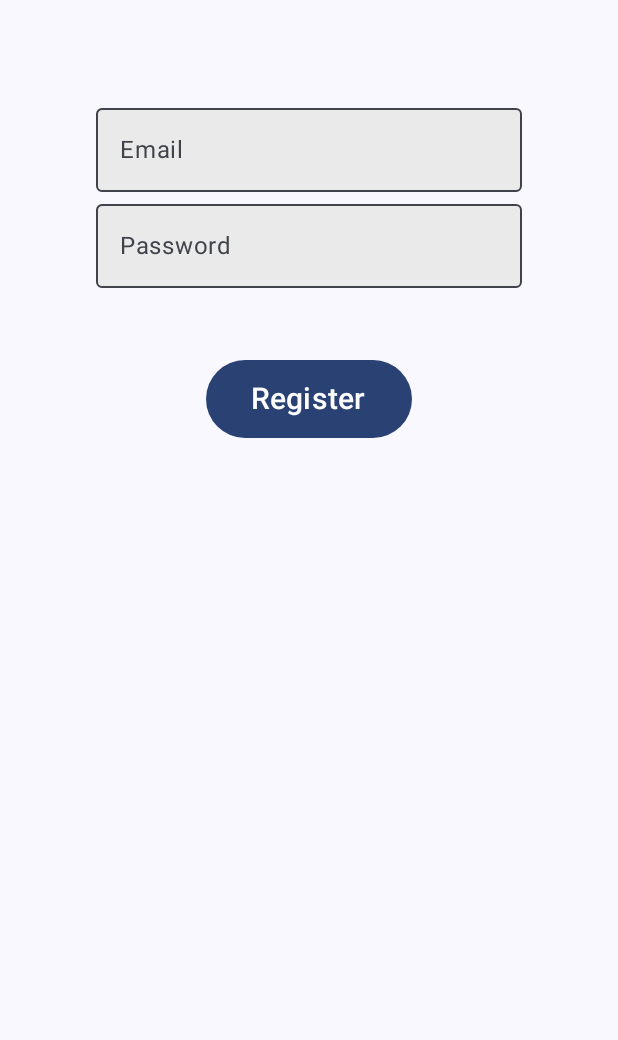
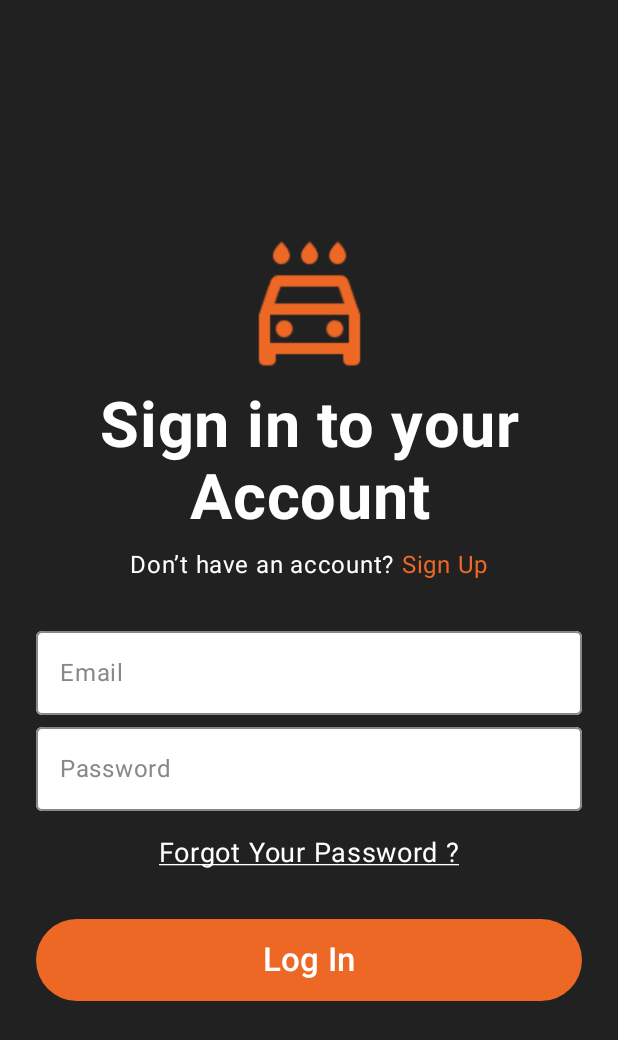
Before and after one commit to BoskoZlatanovicRAF/CarWash_UserApp, an Android app built with Jetpack Compose: the screen it shows after launch (MainActivity), on a phone screen of 412 x 824 dp. Shown: the top 1040 px of the screen. Run offline under Robolectric (Android 15) with nearby library versions, the phone set to English and light mode, and no system bars; our stand-ins replace Dagger/Hilt's generated code, Room's generated code; pictures from the network do not load; 1 statement that could not run was skipped.

Commit message:
Login design

```diff
--- a/app/src/main/java/com/example/payten_windowsxp_userapp/Login/LoginScreen.kt
+++ b/app/src/main/java/com/example/payten_windowsxp_userapp/Login/LoginScreen.kt
@@ -1,6 +1,7 @@
 package com.example.payten_windowsxp_userapp.Login
 
 
+import androidx.compose.foundation.clickable
 import androidx.compose.foundation.layout.Arrangement
 import androidx.compose.foundation.layout.Column
 import androidx.compose.foundation.layout.Row
@@ -13,6 +14,7 @@ import androidx.compose.foundation.layout.size
 import androidx.compose.material3.Button
 import androidx.compose.material3.ButtonDefaults
 import androidx.compose.material3.ExperimentalMaterial3Api
+import androidx.compose.material3.Icon
 import androidx.compose.material3.LocalTextStyle
 import androidx.compose.material3.OutlinedTextField
 import androidx.compose.material3.Scaffold
@@ -27,15 +29,21 @@ import androidx.compose.runtime.setValue
 import androidx.compose.ui.Alignment
 import androidx.compose.ui.Modifier
 import androidx.compose.ui.graphics.Color
+import androidx.compose.ui.platform.LocalFocusManager
+import androidx.compose.ui.res.painterResource
+import androidx.compose.ui.text.font.FontWeight.Companion.Bold
 import androidx.compose.ui.text.input.PasswordVisualTransformation
 import androidx.compose.ui.text.style.TextAlign
+import androidx.compose.ui.text.style.TextDecoration
 import androidx.compose.ui.unit.dp
 import androidx.compose.ui.unit.sp
 import androidx.hilt.navigation.compose.hiltViewModel
 import androidx.navigation.NavGraphBuilder
 import androidx.navigation.compose.composable
+import com.example.payten_windowsxp_userapp.R
 import com.example.payten_windowsxp_userapp.Registration.RegisterState
 import com.example.payten_windowsxp_userapp.Registration.registrationInput
+import okhttp3.internal.wait
 
 fun NavGraphBuilder.logIn(
     route: String,
@@ -54,7 +62,6 @@ fun NavGraphBuilder.logIn(
         onUserClick = onUserClick
     )
 }
-
 @OptIn(ExperimentalMaterial3Api::class)
 @Composable
 fun LoginScreen(
@@ -62,53 +69,111 @@ fun LoginScreen(
     eventPublisher: (uiEvent: LoginScreenContract.LoginScreenUiEvent) -> Unit,
     onUserClick: (String) -> Unit
 ) {
-
+    val focusManager = LocalFocusManager.current
     Scaffold(
-        topBar = {
-            // TopAppBar is currently commented out.
-        },
+        modifier = Modifier
+            .fillMaxSize()
+            .clickable { focusManager.clearFocus() },
+        containerColor = Color(0xFF212121),
         content = { paddingValues ->
             var password by remember { mutableStateOf("") }
             var email by remember { mutableStateOf("") }
 
-            if (state.User!=null && state.isAdmin) {
+            if (state.User != null && state.isAdmin) {
                 onUserClick("admin")
-            } else if (state.User!=null) {
+            } else if (state.User != null) {
                 onUserClick("user")
             }
             Column(
                 modifier = Modifier
                     .fillMaxSize()
                     .padding(paddingValues)
-                    .padding(64.dp),
-                horizontalAlignment = Alignment.CenterHorizontally
+                    .padding(24.dp),
+                horizontalAlignment = Alignment.CenterHorizontally,
+                verticalArrangement = Arrangement.Center
             ) {
-                registrationInput(
+                Icon(
+                    painter = painterResource(id = R.drawable.ic_car_icon),
+                    contentDescription = null,
+                    tint = Color(0xFFED6825),
+                    modifier = Modifier.size(90.dp)
+                )
+                Spacer(modifier = Modifier.height(12.dp))
+                Text(
+                    text = "Sign in to your\n\nAccount",
+                    fontSize = 42.sp,
+                    fontWeight = Bold,
+                    color = Color.White,
+                    textAlign = TextAlign.Center
+                )
+                Spacer(modifier = Modifier.height(8.dp))
+                Row() {
+                    Text(
+                        text = "Don’t have an account?",
+                        fontSize = 16.sp,
+                        color = Color.White,
+                        modifier = Modifier.clickable {
+                        }
+                    )
+                    Text(
+                        text = " Sign Up",
+                        fontSize = 16.sp,
+                        color = Color(0xFFED6825),
+                        modifier = Modifier.clickable {
+                            onUserClick("register")
+                        }
+                    )
+                }
+                Spacer(modifier = Modifier.height(24.dp))
+                loginInput(
                     value = email,
                     onValueChange = { email = it },
-                    label = "Email"
+                    label = "Email",
                 )
-                registrationInput(
+                loginInput(
                     value = password,
                     onValueChange = { password = it },
-                    label = "Password",
+                    label = "Password"
                 )
-                Spacer(modifier = Modifier.height(48.dp))
+                Spacer(modifier = Modifier.height(16.dp))
+                Text(
+                    text = "Forgot Your Password ?",
+                    fontSize = 18.sp,
+                    color = Color.White,
+                    textDecoration = TextDecoration.Underline,
+                    modifier = Modifier
+                        .align(Alignment.CenterHorizontally)
+                        .clickable {
+                        }
+                )
+                Spacer(modifier = Modifier.height(32.dp))
                 Button(
                     onClick = {
-                        eventPublisher(LoginScreenContract.LoginScreenUiEvent.checkLogin(email, password))
-                    }
+                        eventPublisher(
+                            LoginScreenContract.LoginScreenUiEvent.checkLogin(
+                                email,
+                                password
+                            )
+                        )
+                    },
+                    colors = ButtonDefaults.buttonColors(
+                        containerColor = Color(0xFFED6825),
+                        contentColor = Color.White
+                    ),
+                    modifier = Modifier.fillMaxWidth()
                 ) {
-                    Text("Register",
-                        fontSize = 20.sp,
-                        modifier = Modifier
-                            .padding(6.dp))
+                    Text(
+                        "Log In",
+                        fontSize = 22.sp,
+                        modifier = Modifier.padding(6.dp)
+                    )
                 }
             }
         }
     )
 }
 
+@OptIn(ExperimentalMaterial3Api::class)
 @Composable
 fun loginInput(
     value: String,
@@ -122,17 +187,15 @@ fun loginInput(
         OutlinedTextField(
             value = value,
             onValueChange = onValueChange,
-            label = { Text(label) },
+            label = { Text(label, color = Color.Gray) },
             singleLine = true,
             modifier = Modifier.fillMaxWidth(),
-            colors = TextFieldDefaults.colors(
-                unfocusedContainerColor = Color(0xFFEAEAEA),
-                focusedContainerColor = Color(0xFFEAEAEA),
-                focusedIndicatorColor = Color.Gray,
-                unfocusedPlaceholderColor = Color.Gray,
-                focusedPlaceholderColor = Color.Gray,
-                cursorColor = Color.Black,
-            ),
+            colors = TextFieldDefaults.outlinedTextFieldColors(
+                containerColor = Color.White, // Dark grey
+                focusedBorderColor = Color(0xFFED6825), // Orange
+                unfocusedBorderColor = Color.Gray,
+                cursorColor = Color.White
+            )
         )
     }
 }
--- a/app/src/main/java/com/example/payten_windowsxp_userapp/Navigation/ScreenManager.kt
+++ b/app/src/main/java/com/example/payten_windowsxp_userapp/Navigation/ScreenManager.kt
@@ -16,13 +16,10 @@ fun ScreenManager() {
         logIn(
             route = "login",
             onUserClick = {
-                println("------------------------------User clicked on: $it")
-                if (it.equals("admin")) {
-//                    navController.navigate(route = "admin_home_screen")
+                if (it.equals("registerScreen")) {
                     navController.navigate(route = "registerScreen")
-                } else {
-//                    navController.navigate(route = "user_home_screen")
-                    navController.navigate(route = "registerScreen")
+                } else if (it.equals("admin")){
+                    navController.navigate(route = "admin")
                 }
             }
         )
```
Also changed, not shown: app/src/main/res/drawable/ic_car_icon.png (added), 1 other file.
